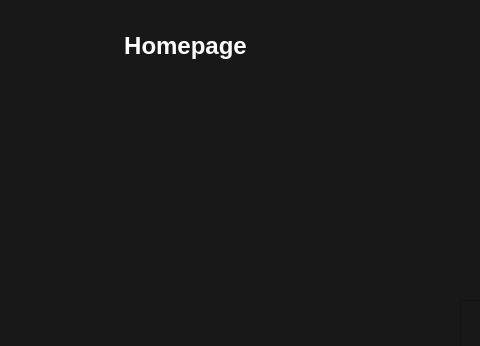
Before: the Qt Designer form forms/mainpage.ui in BethencourtFlorian/Platlog_c, drawn with Qt 5; both pictures show x 0 to 480 and y 0 to 346 of the 718 by 488 pixel window.
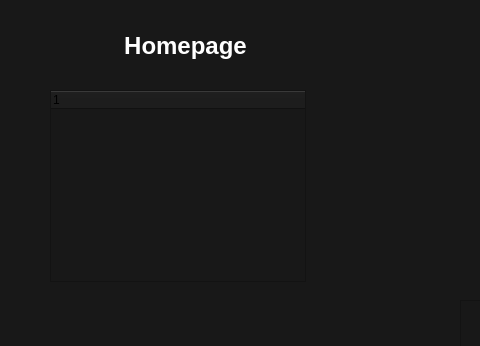
After: the same form once the commit is applied.

```diff
--- a/forms/mainpage.ui
+++ b/forms/mainpage.ui
@@ -251,16 +251,20 @@
     <string>Create Profile</string>
    </property>
   </widget>
-  <widget class="QWidget" name="verticalLayoutWidget">
+  <widget class="QTreeWidget" name="treeWidget">
    <property name="geometry">
     <rect>
-     <x>30</x>
+     <x>50</x>
      <y>90</y>
-     <width>221</width>
-     <height>191</height>
+     <width>256</width>
+     <height>192</height>
     </rect>
    </property>
-   <layout class="QVBoxLayout" name="verticalLayout"/>
+   <column>
+    <property name="text">
+     <string notr="true">1</string>
+    </property>
+   </column>
   </widget>
  </widget>
  <resources/>
```
